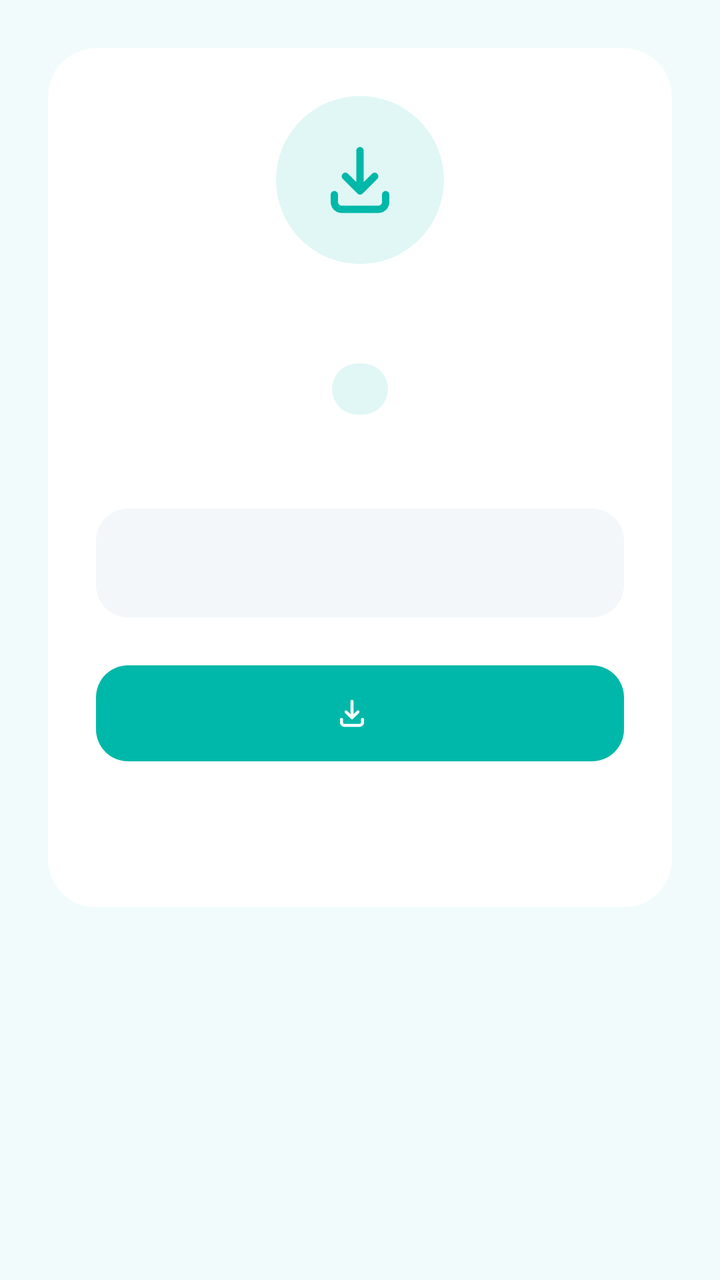
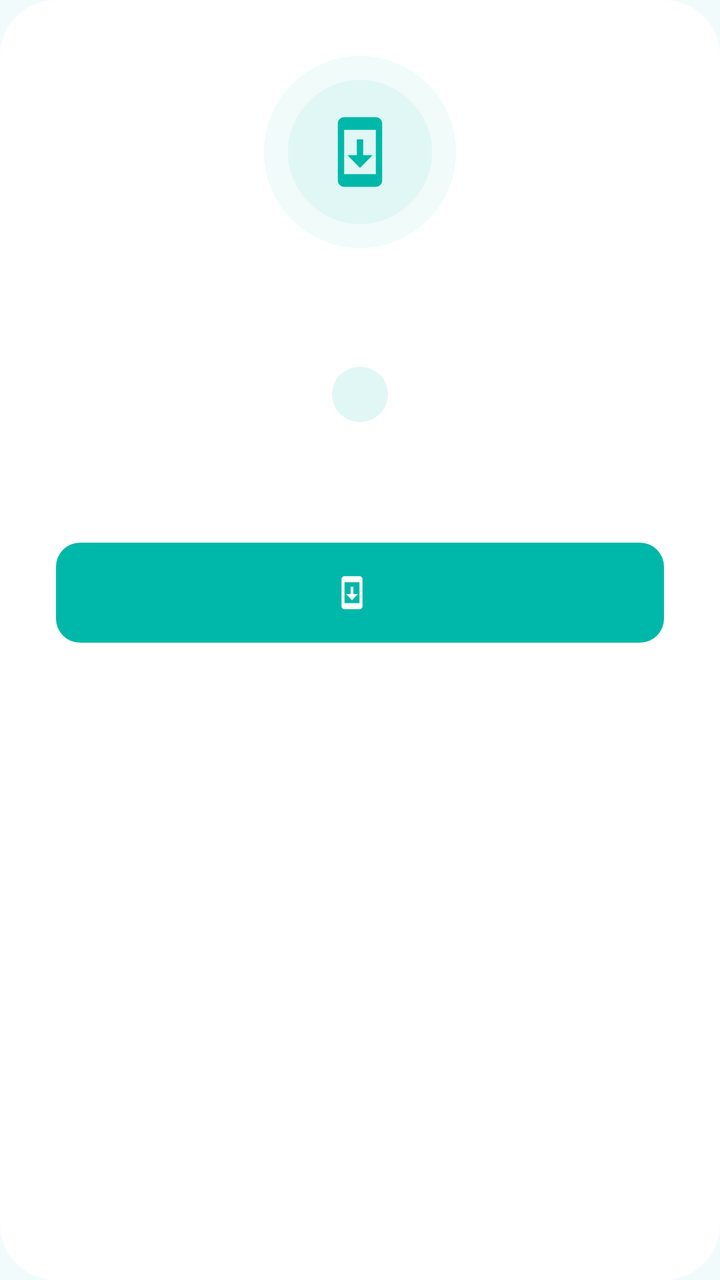

Two renders of the same Android screen: before a commit and after it. Below are the layout's source before the change and the commit's diff.
<!-- AndroidManifest.xml: application theme Theme.AssanFinanceApp -->
<!-- res/layout/dialog_app_update.xml -->
<?xml version="1.0" encoding="utf-8"?>
<FrameLayout xmlns:android="http://schemas.android.com/apk/res/android"
    xmlns:app="http://schemas.android.com/apk/res-auto"
    xmlns:tools="http://schemas.android.com/tools"
    android:layout_width="match_parent"
    android:layout_height="wrap_content"
    android:background="@android:color/transparent">

    <com.google.android.material.card.MaterialCardView
        android:layout_width="match_parent"
        android:layout_height="wrap_content"
        android:layout_margin="24dp"
        app:cardBackgroundColor="@color/surface"
        app:cardCornerRadius="24dp"
        app:cardElevation="0dp"
        app:strokeWidth="0dp">

        <LinearLayout
            android:layout_width="match_parent"
            android:layout_height="wrap_content"
            android:gravity="center_horizontal"
            android:orientation="vertical"
            android:padding="24dp">

            <FrameLayout
                android:layout_width="84dp"
                android:layout_height="84dp"
                android:background="@drawable/bg_update_circle">

                <ImageView
                    android:layout_width="44dp"
                    android:layout_height="44dp"
                    android:layout_gravity="center"
                    android:src="@drawable/ic_app_update"
                    tools:ignore="ContentDescription" />
            </FrameLayout>

            <TextView
                android:id="@+id/tvUpdateTitle"
                android:layout_width="wrap_content"
                android:layout_height="wrap_content"
                android:layout_marginTop="16dp"
                android:fontFamily="sans-serif-black"
                android:gravity="center"
                android:textColor="@color/on_surface"
                android:textSize="19sp" />

            <TextView
                android:id="@+id/tvUpdateVersion"
                android:layout_width="wrap_content"
                android:layout_height="wrap_content"
                android:layout_marginTop="8dp"
                android:background="@drawable/bg_update_pill"
                android:paddingHorizontal="14dp"
                android:paddingVertical="4dp"
                android:textColor="@color/primary"
                android:textSize="13sp"
                android:textStyle="bold" />

            <TextView
                android:id="@+id/tvUpdateMessage"
                android:layout_width="match_parent"
                android:layout_height="wrap_content"
                android:layout_marginTop="12dp"
                android:alpha="0.75"
                android:gravity="center"
                android:textColor="@color/on_surface"
                android:textSize="14sp" />

            <LinearLayout
                android:id="@+id/layoutWhatsNew"
                android:layout_width="match_parent"
                android:layout_height="wrap_content"
                android:layout_marginTop="16dp"
                android:background="@drawable/bg_update_box"
                android:orientation="vertical"
                android:padding="14dp">

                <TextView
                    android:id="@+id/tvWhatsNewTitle"
                    android:layout_width="match_parent"
                    android:layout_height="wrap_content"
                    android:layout_marginBottom="6dp"
                    android:fontFamily="sans-serif-medium"
                    android:textAlignment="viewStart"
                    android:textColor="@color/on_surface"
                    android:textSize="15sp" />

                
                <ScrollView
                    android:id="@+id/scrollWhatsNew"
                    android:layout_width="match_parent"
                    android:layout_height="wrap_content">

                    <LinearLayout
                        android:id="@+id/listWhatsNew"
                        android:layout_width="match_parent"
                        android:layout_height="wrap_content"
                        android:orientation="vertical" />
                </ScrollView>
            </LinearLayout>

            <com.google.android.material.button.MaterialButton
                android:id="@+id/btnUpdateNow"
                android:layout_width="match_parent"
                android:layout_height="56dp"
                android:layout_marginTop="20dp"
                android:fontFamily="sans-serif-black"
                android:textAllCaps="false"
                android:textColor="@color/white"
                android:textSize="16sp"
                app:backgroundTint="@color/primary"
                app:cornerRadius="16dp"
                app:icon="@drawable/ic_app_update"
                app:iconGravity="textStart"
                app:iconTint="@color/white" />

            <TextView
                android:id="@+id/btnUpdateLater"
                android:layout_width="wrap_content"
                android:layout_height="wrap_content"
                android:layout_marginTop="6dp"
                android:background="?attr/selectableItemBackground"
                android:padding="10dp"
                android:textColor="@color/light_gray_label"
                android:textSize="14sp"
                android:textStyle="bold" />
        </LinearLayout>
    </com.google.android.material.card.MaterialCardView>
</FrameLayout>
<!-- resources referenced by this layout -->
<resources>
  <color name="light_gray_label">#8E9AA8</color>
  <color name="on_surface">#212121</color>
  <color name="primary">#00B8A9</color>
  <color name="surface">#FFFFFF</color>
  <color name="white">#FFFFFFFF</color>
  <!-- drawable bg_update_box (drawable) -->
  <?xml version="1.0" encoding="utf-8"?>
  <shape xmlns:android="http://schemas.android.com/apk/res/android">
      <solid android:color="@color/update_box_bg" />
      <corners android:radius="16dp" />
  </shape>
  <!-- drawable bg_update_circle (drawable) -->
  <?xml version="1.0" encoding="utf-8"?>
  <shape xmlns:android="http://schemas.android.com/apk/res/android" android:shape="oval">
      <solid android:color="@color/update_tint_bg" />
  </shape>
  <!-- drawable bg_update_pill (drawable) -->
  <?xml version="1.0" encoding="utf-8"?>
  <shape xmlns:android="http://schemas.android.com/apk/res/android">
      <solid android:color="@color/update_tint_bg" />
      <corners android:radius="50dp" />
  </shape>
  <!-- drawable ic_app_update (drawable) -->
  <?xml version="1.0" encoding="utf-8"?>
  <vector xmlns:android="http://schemas.android.com/apk/res/android"
      android:width="24dp"
      android:height="24dp"
      android:viewportWidth="24"
      android:viewportHeight="24">
      <path
          android:fillColor="@color/primary"
          android:pathData="M12,3c0.55,0 1,0.45 1,1v8.59l2.3,-2.3c0.39,-0.39 1.02,-0.39 1.41,0s0.39,1.02 0,1.41l-4,4c-0.39,0.39 -1.02,0.39 -1.41,0l-4,-4c-0.39,-0.39 -0.39,-1.02 0,-1.41s1.02,-0.39 1.41,0L11,12.59V4c0,-0.55 0.45,-1 1,-1zM5,15c0.55,0 1,0.45 1,1v2c0,0.55 0.45,1 1,1h10c0.55,0 1,-0.45 1,-1v-2c0,-0.55 0.45,-1 1,-1s1,0.45 1,1v2c0,1.66 -1.34,3 -3,3H7c-1.66,0 -3,-1.34 -3,-3v-2c0,-0.55 0.45,-1 1,-1z" />
  </vector>
  <style name="Theme.AssanFinanceApp" parent="Theme.Material3.DayNight.NoActionBar">
          
          <item name="colorPrimary">@color/primary</item>
          <item name="colorPrimaryVariant">@color/primary_dark</item>
          <item name="colorOnPrimary">@color/white</item>
  
          
          <item name="colorSecondary">@color/accent</item>
          <item name="colorSecondaryVariant">@color/primary_light</item>
          <item name="colorOnSecondary">@color/white</item>
  
          
          <item name="android:statusBarColor">@color/background</item>
          <item name="android:windowLightStatusBar">@bool/is_light_mode</item>
  
          
          <item name="android:colorBackground">@color/background</item>
          <item name="colorSurface">@color/surface</item>
          <item name="colorOnSurface">@color/on_surface</item>
  
          
          <item name="shapeAppearanceSmallComponent">@style/ShapeAppearance.AssanFinanceApp.SmallComponent</item>
          <item name="shapeAppearanceMediumComponent">@style/ShapeAppearance.AssanFinanceApp.MediumComponent</item>
      </style>
  <color name="update_box_bg">#F4F7F9</color>
  <color name="update_tint_bg">#E0F7F5</color>
  <color name="primary_dark">#008B7F</color>
  <color name="accent">#00B8A9</color>
  <color name="primary_light">#33C6B9</color>
  <color name="background">#F1FBFB</color>
  <style name="ShapeAppearance.AssanFinanceApp.SmallComponent" parent="ShapeAppearance.Material3.SmallComponent">
          <item name="cornerFamily">rounded</item>
          <item name="cornerSize">8dp</item>
      </style>
  <style name="ShapeAppearance.AssanFinanceApp.MediumComponent" parent="ShapeAppearance.Material3.MediumComponent">
          <item name="cornerFamily">rounded</item>
          <item name="cornerSize">16dp</item>
      </style>
</resources>

<!-- the commit's change to res/layout/dialog_app_update.xml (unified diff, before → after) -->
@@ -1,130 +1,133 @@
 <?xml version="1.0" encoding="utf-8"?>
-<FrameLayout xmlns:android="http://schemas.android.com/apk/res/android"
+<LinearLayout xmlns:android="http://schemas.android.com/apk/res/android"
     xmlns:app="http://schemas.android.com/apk/res-auto"
-    xmlns:tools="http://schemas.android.com/tools"
     android:layout_width="match_parent"
     android:layout_height="wrap_content"
-    android:background="@android:color/transparent">
+    android:background="@drawable/bg_update_card"
+    android:gravity="center_horizontal"
+    android:orientation="vertical"
+    android:padding="28dp">
 
-    <com.google.android.material.card.MaterialCardView
+    
+    <FrameLayout
+        android:layout_width="96dp"
+        android:layout_height="96dp">
+
+        <View
+            android:id="@+id/vUpdateRing"
+            android:layout_width="match_parent"
+            android:layout_height="match_parent"
+            android:background="@drawable/bg_update_ring" />
+
+        <FrameLayout
+            android:layout_width="72dp"
+            android:layout_height="72dp"
+            android:layout_gravity="center"
+            android:background="@drawable/bg_update_circle">
+
+            <ImageView
+                android:layout_width="38dp"
+                android:layout_height="38dp"
+                android:layout_gravity="center"
+                android:importantForAccessibility="no"
+                android:src="@drawable/ic_phone_update"
+                app:tint="@color/primary" />
+        </FrameLayout>
+    </FrameLayout>
+
+    <TextView
+        android:id="@+id/tvUpdateTitle"
+        android:layout_width="wrap_content"
+        android:layout_height="wrap_content"
+        android:layout_marginTop="20dp"
+        android:fontFamily="sans-serif-black"
+        android:gravity="center"
+        android:textColor="@color/on_surface"
+        android:textSize="22sp" />
+
+    <TextView
+        android:id="@+id/tvUpdateVersion"
+        android:layout_width="wrap_content"
+        android:layout_height="wrap_content"
+        android:layout_marginTop="10dp"
+        android:background="@drawable/bg_update_pill"
+        android:paddingHorizontal="14dp"
+        android:paddingVertical="5dp"
+        android:textColor="@color/primary"
+        android:textSize="13sp"
+        android:textStyle="bold" />
+
+    <TextView
+        android:id="@+id/tvUpdateMessage"
+        android:layout_width="wrap_content"
+        android:layout_height="wrap_content"
+        android:layout_marginTop="12dp"
+        android:gravity="center"
+        android:textColor="@color/light_gray_label"
+        android:textSize="15sp" />
+
+    
+    <androidx.core.widget.NestedScrollView
+        android:id="@+id/svUpdateNotes"
         android:layout_width="match_parent"
         android:layout_height="wrap_content"
-        android:layout_margin="24dp"
-        app:cardBackgroundColor="@color/surface"
-        app:cardCornerRadius="24dp"
-        app:cardElevation="0dp"
-        app:strokeWidth="0dp">
+        android:layout_marginTop="18dp"
+        android:layout_weight="1"
+        android:background="@drawable/bg_update_box"
+        android:fadeScrollbars="false"
+        android:scrollbars="vertical"
+        android:visibility="gone">
 
         <LinearLayout
             android:layout_width="match_parent"
             android:layout_height="wrap_content"
-            android:gravity="center_horizontal"
             android:orientation="vertical"
-            android:padding="24dp">
-
-            <FrameLayout
-                android:layout_width="84dp"
-                android:layout_height="84dp"
-                android:background="@drawable/bg_update_circle">
-
-                <ImageView
-                    android:layout_width="44dp"
-                    android:layout_height="44dp"
-                    android:layout_gravity="center"
-                    android:src="@drawable/ic_app_update"
-                    tools:ignore="ContentDescription" />
-            </FrameLayout>
+            android:padding="14dp">
 
             <TextView
-                android:id="@+id/tvUpdateTitle"
-                android:layout_width="wrap_content"
+                android:id="@+id/tvWhatsNewTitle"
+                android:layout_width="match_parent"
                 android:layout_height="wrap_content"
-                android:layout_marginTop="16dp"
-                android:fontFamily="sans-serif-black"
-                android:gravity="center"
+                android:textAlignment="viewStart"
                 android:textColor="@color/on_surface"
-                android:textSize="19sp" />
-
-            <TextView
-                android:id="@+id/tvUpdateVersion"
-                android:layout_width="wrap_content"
-                android:layout_height="wrap_content"
-                android:layout_marginTop="8dp"
-                android:background="@drawable/bg_update_pill"
-                android:paddingHorizontal="14dp"
-                android:paddingVertical="4dp"
-                android:textColor="@color/primary"
-                android:textSize="13sp"
+                android:textSize="15sp"
                 android:textStyle="bold" />
 
             <TextView
-                android:id="@+id/tvUpdateMessage"
+                android:id="@+id/tvUpdateNotes"
                 android:layout_width="match_parent"
                 android:layout_height="wrap_content"
-                android:layout_marginTop="12dp"
-                android:alpha="0.75"
-                android:gravity="center"
-                android:textColor="@color/on_surface"
-                android:textSize="14sp" />
+                android:layout_marginTop="6dp"
+                android:lineSpacingExtra="4dp"
+                android:textAlignment="viewStart"
+                android:textColor="@color/light_gray_label"
+                android:textSize="13sp" />
+        </LinearLayout>
+    </androidx.core.widget.NestedScrollView>
 
-            <LinearLayout
-                android:id="@+id/layoutWhatsNew"
-                android:layout_width="match_parent"
-                android:layout_height="wrap_content"
-                android:layout_marginTop="16dp"
-                android:background="@drawable/bg_update_box"
-                android:orientation="vertical"
-                android:padding="14dp">
+    <com.google.android.material.button.MaterialButton
+        android:id="@+id/btnUpdateNow"
+        android:layout_width="match_parent"
+        android:layout_height="58dp"
+        android:layout_marginTop="24dp"
+        android:textAllCaps="false"
+        android:textColor="@color/white"
+        android:textSize="16sp"
+        android:textStyle="bold"
+        app:backgroundTint="@color/primary"
+        app:cornerRadius="12dp"
+        app:icon="@drawable/ic_phone_update"
+        app:iconGravity="textStart"
+        app:iconTint="@color/white" />
 
-                <TextView
-                    android:id="@+id/tvWhatsNewTitle"
-                    android:layout_width="match_parent"
-                    android:layout_height="wrap_content"
-                    android:layout_marginBottom="6dp"
-                    android:fontFamily="sans-serif-medium"
-                    android:textAlignment="viewStart"
-                    android:textColor="@color/on_surface"
-                    android:textSize="15sp" />
-
-                
-                <ScrollView
-                    android:id="@+id/scrollWhatsNew"
-                    android:layout_width="match_parent"
-                    android:layout_height="wrap_content">
-
-                    <LinearLayout
-                        android:id="@+id/listWhatsNew"
-                        android:layout_width="match_parent"
-                        android:layout_height="wrap_content"
-                        android:orientation="vertical" />
-                </ScrollView>
-            </LinearLayout>
-
-            <com.google.android.material.button.MaterialButton
-                android:id="@+id/btnUpdateNow"
-                android:layout_width="match_parent"
-                android:layout_height="56dp"
-                android:layout_marginTop="20dp"
-                android:fontFamily="sans-serif-black"
-                android:textAllCaps="false"
-                android:textColor="@color/white"
-                android:textSize="16sp"
-                app:backgroundTint="@color/primary"
-                app:cornerRadius="16dp"
-                app:icon="@drawable/ic_app_update"
-                app:iconGravity="textStart"
-                app:iconTint="@color/white" />
-
-            <TextView
-                android:id="@+id/btnUpdateLater"
-                android:layout_width="wrap_content"
-                android:layout_height="wrap_content"
-                android:layout_marginTop="6dp"
-                android:background="?attr/selectableItemBackground"
-                android:padding="10dp"
-                android:textColor="@color/light_gray_label"
-                android:textSize="14sp"
-                android:textStyle="bold" />
-        </LinearLayout>
-    </com.google.android.material.card.MaterialCardView>
-</FrameLayout>
+    <com.google.android.material.button.MaterialButton
+        android:id="@+id/btnUpdateLater"
+        style="@style/Widget.MaterialComponents.Button.TextButton"
+        android:layout_width="match_parent"
+        android:layout_height="52dp"
+        android:layout_marginTop="4dp"
+        android:textAllCaps="false"
+        android:textColor="@color/light_gray_label"
+        android:textSize="15sp"
+        android:textStyle="bold" />
+</LinearLayout>
<!-- resource entries referenced after the edit -->
@@ -11,6 +11,12 @@
       <solid android:color="@color/update_box_bg" />
       <corners android:radius="16dp" />
   </shape>
+  <!-- drawable bg_update_card (drawable) -->
+  <?xml version="1.0" encoding="utf-8"?>
+  <shape xmlns:android="http://schemas.android.com/apk/res/android">
+      <solid android:color="@color/surface" />
+      <corners android:radius="28dp" />
+  </shape>
   <!-- drawable bg_update_circle (drawable) -->
   <?xml version="1.0" encoding="utf-8"?>
   <shape xmlns:android="http://schemas.android.com/apk/res/android" android:shape="oval">
@@ -22,7 +28,12 @@
       <solid android:color="@color/update_tint_bg" />
       <corners android:radius="50dp" />
   </shape>
-  <!-- drawable ic_app_update (drawable) -->
+  <!-- drawable bg_update_ring (drawable) -->
+  <?xml version="1.0" encoding="utf-8"?>
+  <shape xmlns:android="http://schemas.android.com/apk/res/android" android:shape="oval">
+      <solid android:color="@color/update_ring_bg" />
+  </shape>
+  <!-- drawable ic_phone_update (drawable) -->
   <?xml version="1.0" encoding="utf-8"?>
   <vector xmlns:android="http://schemas.android.com/apk/res/android"
       android:width="24dp"
@@ -30,8 +41,8 @@
       android:viewportWidth="24"
       android:viewportHeight="24">
       <path
-          android:fillColor="@color/primary"
-          android:pathData="M12,3c0.55,0 1,0.45 1,1v8.59l2.3,-2.3c0.39,-0.39 1.02,-0.39 1.41,0s0.39,1.02 0,1.41l-4,4c-0.39,0.39 -1.02,0.39 -1.41,0l-4,-4c-0.39,-0.39 -0.39,-1.02 0,-1.41s1.02,-0.39 1.41,0L11,12.59V4c0,-0.55 0.45,-1 1,-1zM5,15c0.55,0 1,0.45 1,1v2c0,0.55 0.45,1 1,1h10c0.55,0 1,-0.45 1,-1v-2c0,-0.55 0.45,-1 1,-1s1,0.45 1,1v2c0,1.66 -1.34,3 -3,3H7c-1.66,0 -3,-1.34 -3,-3v-2c0,-0.55 0.45,-1 1,-1z" />
+          android:fillColor="#FFFFFFFF"
+          android:pathData="M17,1.01L7,1C5.9,1 5,1.9 5,3v18c0,1.1 0.9,2 2,2h10c1.1,0 2,-0.9 2,-2V3c0,-1.1 -0.9,-1.99 -2,-1.99zM17,19H7V5h10v14zM16,13h-3V8h-2v5H8l4,4 4,-4z" />
   </vector>
   <style name="Theme.AssanFinanceApp" parent="Theme.Material3.DayNight.NoActionBar">
           
@@ -59,6 +70,7 @@
       </style>
   <color name="update_box_bg">#F4F7F9</color>
   <color name="update_tint_bg">#E0F7F5</color>
+  <color name="update_ring_bg">#F0FBFA</color>
   <color name="primary_dark">#008B7F</color>
   <color name="accent">#00B8A9</color>
   <color name="primary_light">#33C6B9</color>
